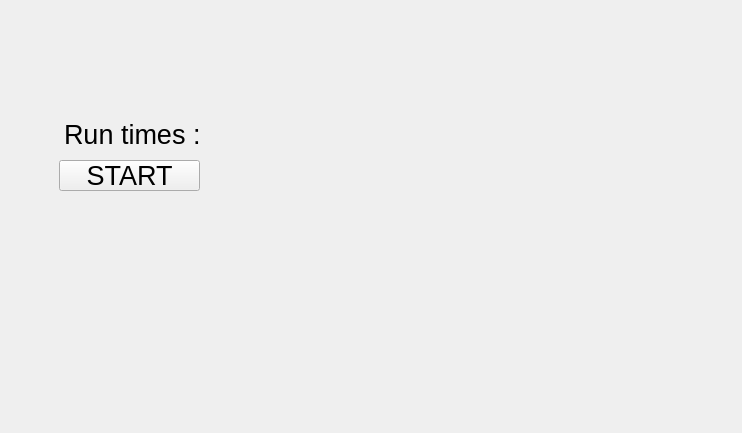
The window that src/onoff/onoff.ui (maogefff/QT-examplexs) describes before a commit, drawn with Qt 5.
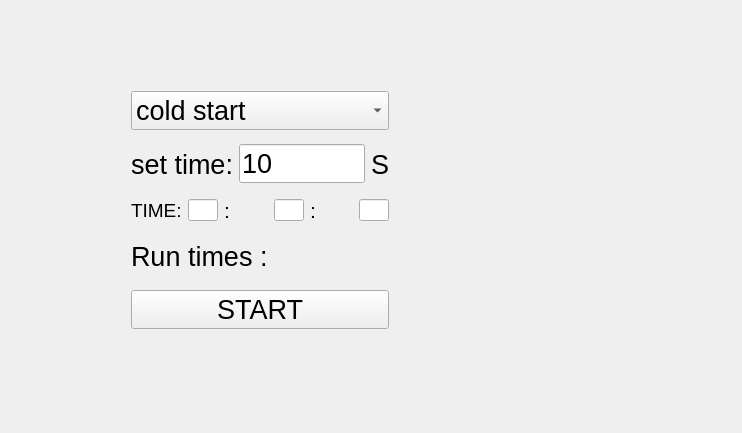
The same window after the commit.

Commit message: 1. add hot start 2. modify burncpu rtc

```diff
--- a/src/onoff/onoff.ui
+++ b/src/onoff/onoff.ui
@@ -31,59 +31,189 @@
   <property name="windowTitle">
    <string>pwm-test</string>
   </property>
-  <widget class="QLabel" name="runtimestext">
+  <widget class="QWidget" name="">
    <property name="geometry">
     <rect>
-     <x>64</x>
-     <y>119</y>
-     <width>141</width>
-     <height>31</height>
+     <x>120</x>
+     <y>80</y>
+     <width>280</width>
+     <height>260</height>
     </rect>
    </property>
-   <property name="font">
-    <font>
-     <pointsize>20</pointsize>
-    </font>
-   </property>
-   <property name="text">
-    <string>Run times :</string>
-   </property>
-  </widget>
-  <widget class="QPushButton" name="pushButton">
-   <property name="geometry">
-    <rect>
-     <x>59</x>
-     <y>160</y>
-     <width>141</width>
-     <height>31</height>
-    </rect>
-   </property>
-   <property name="font">
-    <font>
-     <pointsize>20</pointsize>
-    </font>
-   </property>
-   <property name="text">
-    <string>START</string>
-   </property>
-  </widget>
-  <widget class="QLabel" name="runtimescount">
-   <property name="geometry">
-    <rect>
-     <x>210</x>
-     <y>120</y>
-     <width>121</width>
-     <height>31</height>
-    </rect>
-   </property>
-   <property name="font">
-    <font>
-     <pointsize>20</pointsize>
-    </font>
-   </property>
-   <property name="text">
-    <string/>
-   </property>
+   <layout class="QVBoxLayout" name="verticalLayout">
+    <item>
+     <widget class="QComboBox" name="comboBox_type">
+      <property name="font">
+       <font>
+        <pointsize>20</pointsize>
+       </font>
+      </property>
+      <item>
+       <property name="text">
+        <string>cold start</string>
+       </property>
+      </item>
+      <item>
+       <property name="text">
+        <string>hot start</string>
+       </property>
+      </item>
+     </widget>
+    </item>
+    <item>
+     <layout class="QHBoxLayout" name="horizontalLayout">
+      <item>
+       <widget class="QLabel" name="label">
+        <property name="font">
+         <font>
+          <pointsize>20</pointsize>
+         </font>
+        </property>
+        <property name="text">
+         <string>set time:</string>
+        </property>
+       </widget>
+      </item>
+      <item>
+       <widget class="QLineEdit" name="lineEdit_time">
+        <property name="font">
+         <font>
+          <pointsize>20</pointsize>
+         </font>
+        </property>
+        <property name="text">
+         <string>10</string>
+        </property>
+       </widget>
+      </item>
+      <item>
+       <widget class="QLabel" name="label_2">
+        <property name="font">
+         <font>
+          <pointsize>20</pointsize>
+         </font>
+        </property>
+        <property name="text">
+         <string>S</string>
+        </property>
+       </widget>
+      </item>
+     </layout>
+    </item>
+    <item>
+     <layout class="QHBoxLayout" name="horizontalLayout_3">
+      <item>
+       <widget class="QLabel" name="label_11">
+        <property name="font">
+         <font>
+          <pointsize>14</pointsize>
+         </font>
+        </property>
+        <property name="text">
+         <string>TIME:</string>
+        </property>
+       </widget>
+      </item>
+      <item>
+       <widget class="QLineEdit" name="lineEdit_timerH">
+        <property name="maximumSize">
+         <size>
+          <width>30</width>
+          <height>16777215</height>
+         </size>
+        </property>
+       </widget>
+      </item>
+      <item>
+       <widget class="QLabel" name="label_9">
+        <property name="font">
+         <font>
+          <pointsize>16</pointsize>
+         </font>
+        </property>
+        <property name="text">
+         <string>:</string>
+        </property>
+       </widget>
+      </item>
+      <item>
+       <widget class="QLineEdit" name="lineEdit_timerM">
+        <property name="maximumSize">
+         <size>
+          <width>30</width>
+          <height>16777215</height>
+         </size>
+        </property>
+       </widget>
+      </item>
+      <item>
+       <widget class="QLabel" name="label_10">
+        <property name="font">
+         <font>
+          <pointsize>16</pointsize>
+         </font>
+        </property>
+        <property name="text">
+         <string>:</string>
+        </property>
+       </widget>
+      </item>
+      <item>
+       <widget class="QLineEdit" name="lineEdit_timerS">
+        <property name="maximumSize">
+         <size>
+          <width>30</width>
+          <height>16777215</height>
+         </size>
+        </property>
+        <property name="text">
+         <string/>
+        </property>
+       </widget>
+      </item>
+     </layout>
+    </item>
+    <item>
+     <layout class="QHBoxLayout" name="horizontalLayout_2">
+      <item>
+       <widget class="QLabel" name="runtimestext">
+        <property name="font">
+         <font>
+          <pointsize>20</pointsize>
+         </font>
+        </property>
+        <property name="text">
+         <string>Run times :</string>
+        </property>
+       </widget>
+      </item>
+      <item>
+       <widget class="QLabel" name="runtimescount">
+        <property name="font">
+         <font>
+          <pointsize>20</pointsize>
+         </font>
+        </property>
+        <property name="text">
+         <string/>
+        </property>
+       </widget>
+      </item>
+     </layout>
+    </item>
+    <item>
+     <widget class="QPushButton" name="pushButton">
+      <property name="font">
+       <font>
+        <pointsize>20</pointsize>
+       </font>
+      </property>
+      <property name="text">
+       <string>START</string>
+      </property>
+     </widget>
+    </item>
+   </layout>
   </widget>
  </widget>
  <layoutdefault spacing="6" margin="11"/>
```
The commit also changes 5 other files.
